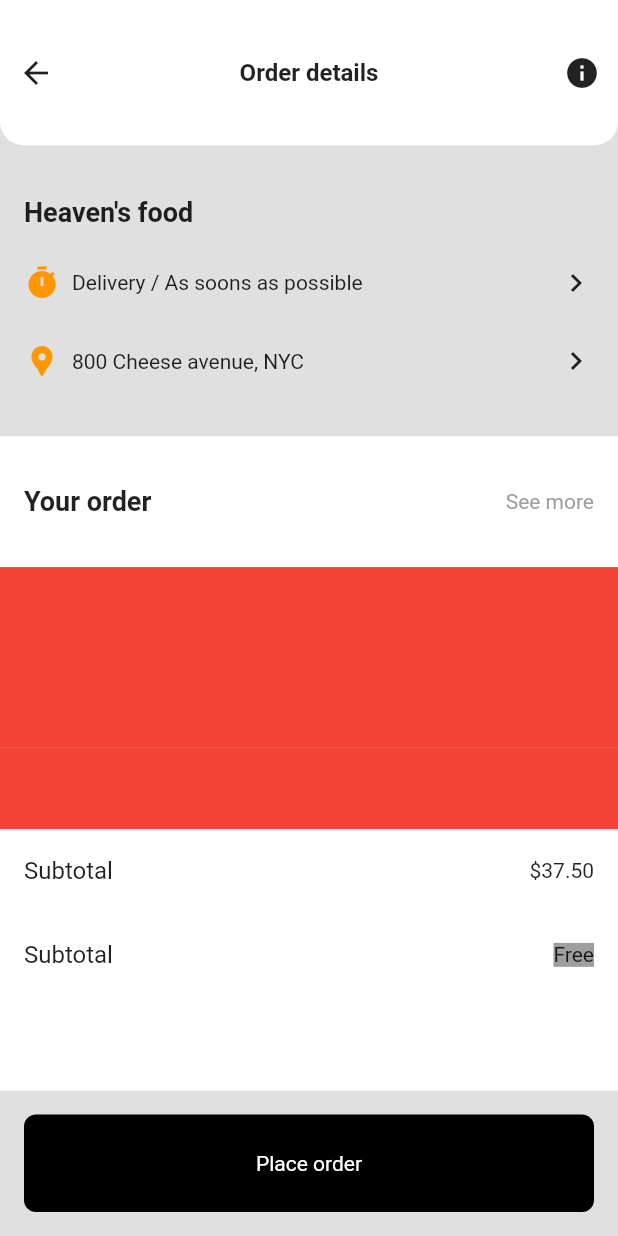
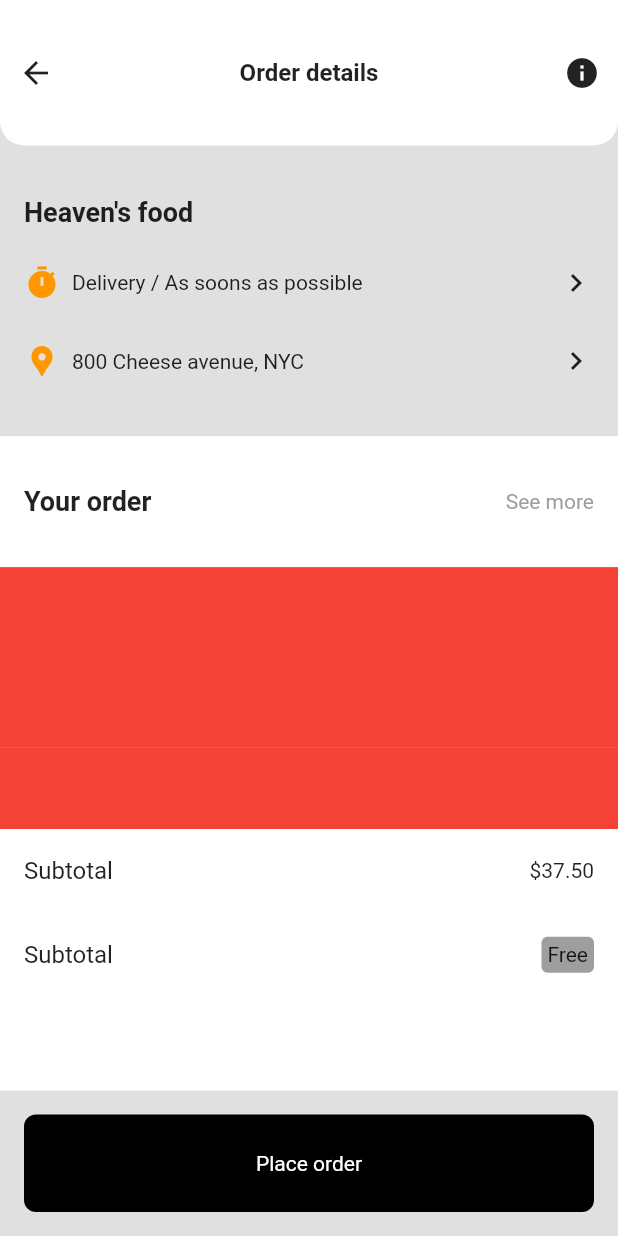
Before and after one commit to JAICHANGPARK/flutter_notebook_11th_story, a Flutter app: the screen it shows after launch, item 2 of the bottom bar chosen, on a phone screen of 412 x 824 dp. Run offline on Flutter 3.47's test engine with Material 2 defaults, Android fonts, the phone set to English and light mode, and no system bars; our stand-ins replace backdrop, badges, flutter_inner_drawer, flutter_slidable, flutter_swiper, google_fonts; network calls fail.

Commit message:
Update food_order_page.dart

```diff
--- a/lib/ep744_food_app/ui/food_order_page.dart
+++ b/lib/ep744_food_app/ui/food_order_page.dart
@@ -125,7 +125,9 @@ class _FoodOrderPageState extends State<FoodOrderPage> {
                         ListTile(
                           title: Text("Subtotal"),
                           trailing: Container(
+                            padding: EdgeInsets.all(4),
                             decoration: BoxDecoration(
+                              borderRadius: BorderRadius.circular(4),
                               color: Colors.grey
                             ),
                             child: Text("Free"),
```
